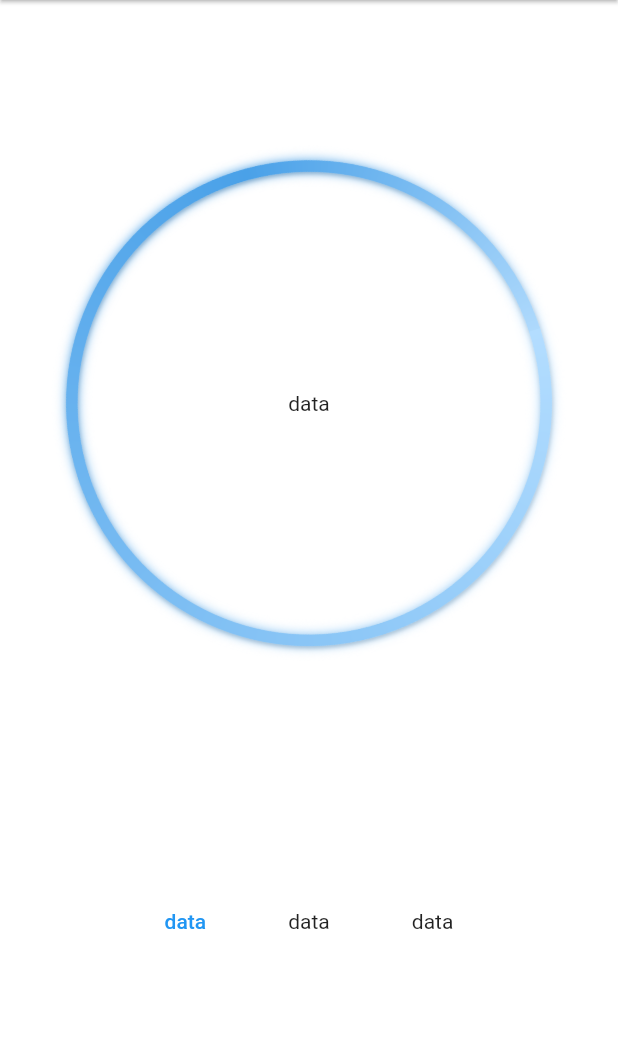
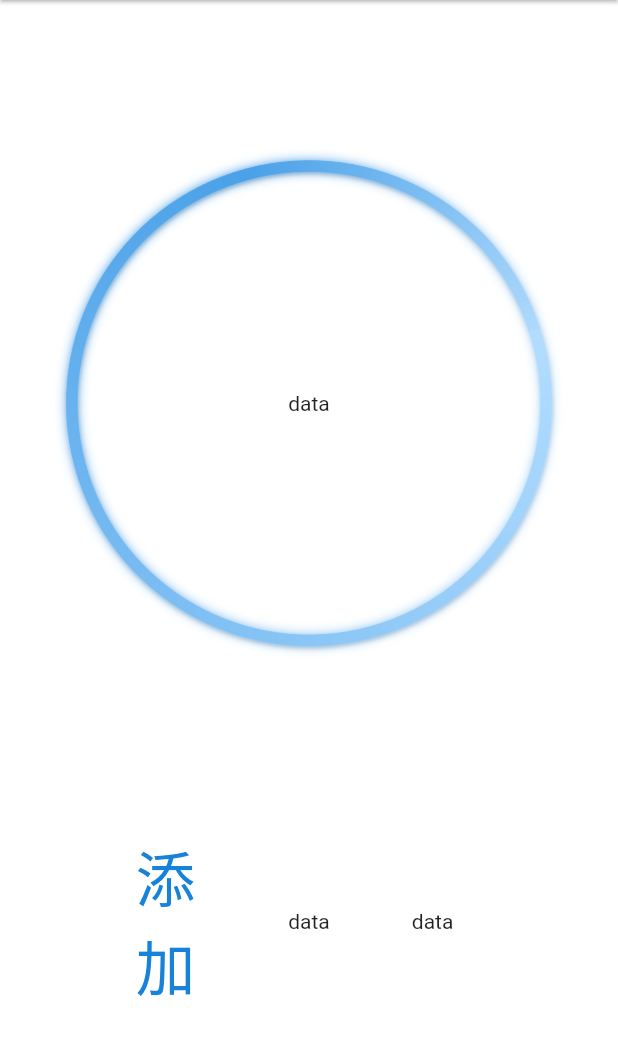
Before and after one commit to tdccj/SUAIM-Flutter, a Flutter app: the screen it shows after launch, on a phone screen of 412 x 824 dp, the part 84-1139 px from its top. Run offline on Flutter 3.47's test engine with Material 2 defaults, Android fonts, the phone set to English and light mode, and no system bars; missing offline and left inert: bitsdojo_window; Roboto replaces fonts that are missing (HarmonyOS_Sans_SC, KeShiLuYanTi); project files that could hold a hidden picture were left out.

Commit message:
暂且美化到这

```diff
--- a/lib/main.dart
+++ b/lib/main.dart
@@ -1,6 +1,5 @@
 import 'package:flutter/material.dart';
 import 'package:bitsdojo_window/bitsdojo_window.dart';
-import 'package:suaim/main_page.dart';
 import 'home.dart';
 import 'addItem.dart';
 
--- a/lib/main_page.dart
+++ b/lib/main_page.dart
@@ -55,6 +55,7 @@ class MainPage extends StatelessWidget {
                   flex: 1,
                 ),
                 Flexible(
+                  // 添加物品界面
                   child: Center(
                     child: TextButton(
                       onPressed: () {
@@ -64,7 +65,13 @@ class MainPage extends StatelessWidget {
                                 builder: (context) =>
                                     const AddItem())); // 导航到添加页面
                       },
-                      child: const Text('data'),
+                      child: const Text(
+                        '添加',
+                        style: TextStyle(
+                            fontSize: 40,
+                            fontFamily: 'KeShiLuYanTi',
+                            color: Color.fromARGB(255, 22, 130, 218)),
+                      ),
                     ),
                   ),
                 ),
```
Also changed, not shown: lib/addItem.dart (+1 -9 lines).
